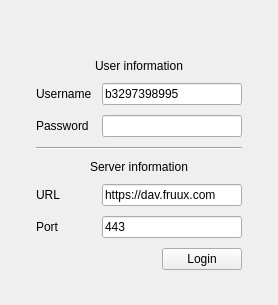
The window that View/Login/Login.ui (include-jacopo/POLICalendar) describes before a commit, drawn with Qt 5.
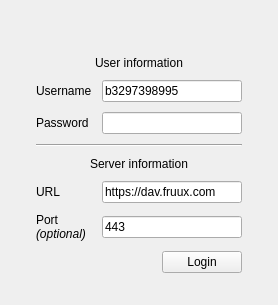
The same window after the commit.

Commit message:
Added default port support
Added login fields checks
Changed event location style

Diff of the .ui file:
```diff
--- a/View/Login/Login.ui
+++ b/View/Login/Login.ui
@@ -110,7 +110,10 @@
       <item row="10" column="0">
        <widget class="QLabel" name="label_5">
         <property name="text">
-         <string>Port</string>
+         <string>Port&lt;br&gt;&lt;i&gt;(optional)&lt;/i&gt;</string>
+        </property>
+        <property name="textFormat">
+         <enum>Qt::RichText</enum>
         </property>
        </widget>
       </item>
```
Left out of the diff: 2 changed lines with no effect on the pictures. The commit also changes 4 other files.
